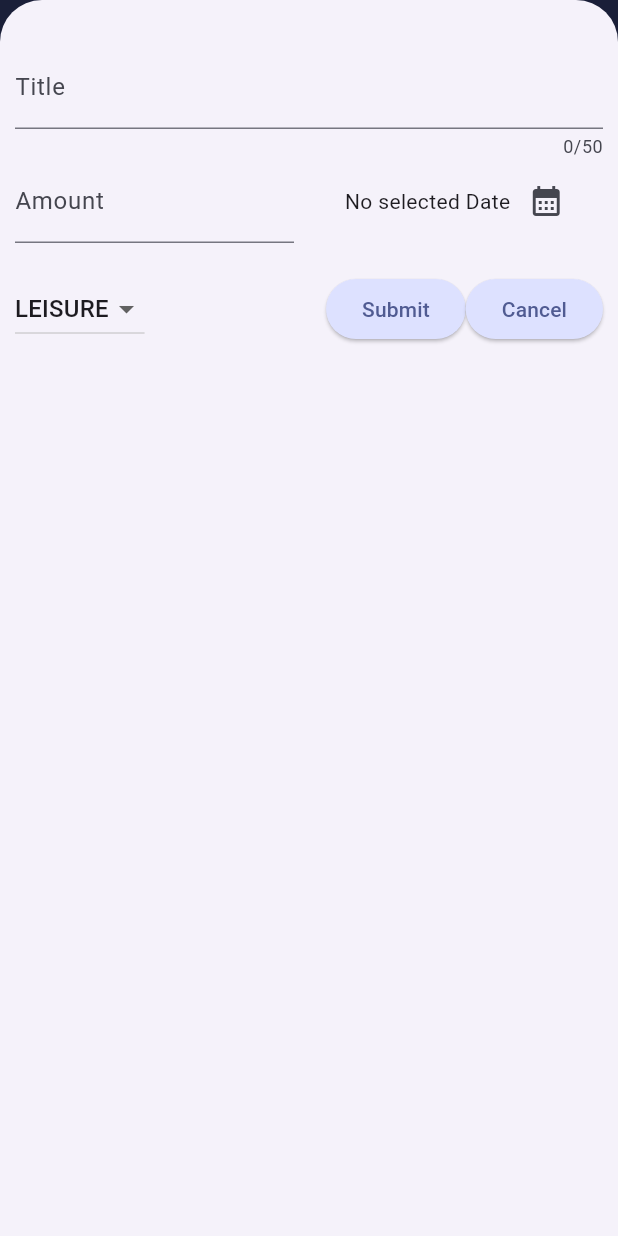
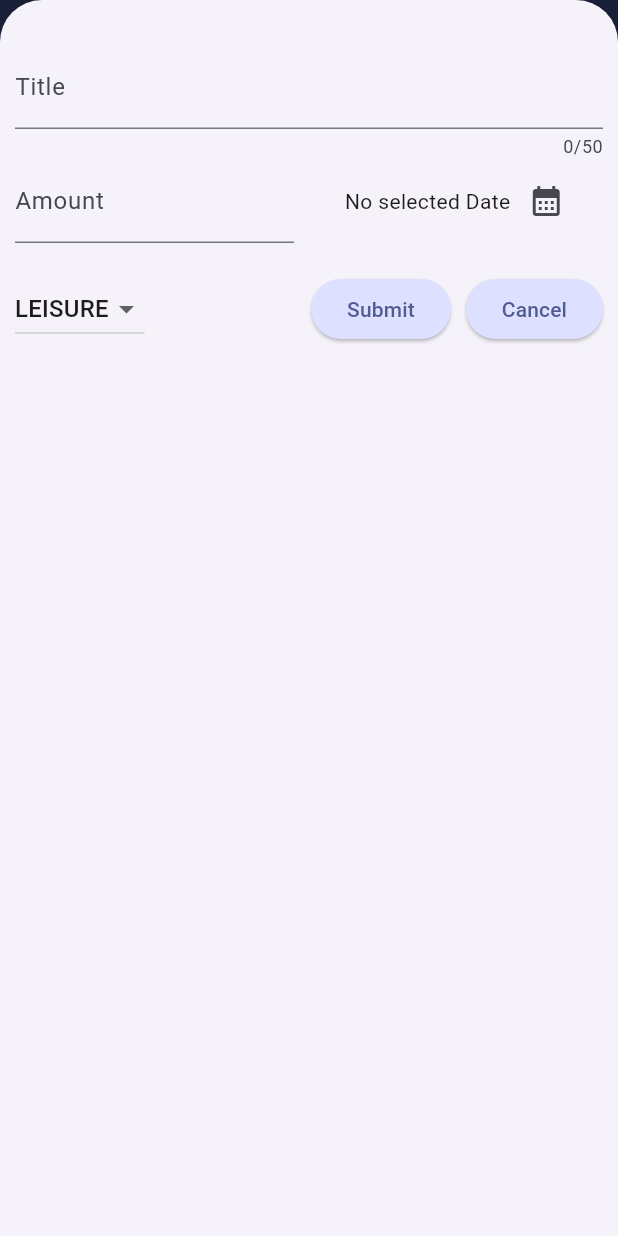
Before and after one commit to shubh-37/expense-tracker, a Flutter app: the screen it shows after launch, after a tap on the "add" icon, on a phone screen of 412 x 824 dp. Run offline on Flutter 3.47's test engine with Material 3 defaults, Android fonts, the phone set to English and light mode, and no system bars.

Commit message:
added spacing between buttons

```diff
--- a/lib/widgets/create_new_expense.dart
+++ b/lib/widgets/create_new_expense.dart
@@ -132,6 +132,9 @@ class _CreateNewState extends State<CreateNewExpense> {
                     Navigator.pop(context);
                   },
                   child: const Text('Submit')),
+              const SizedBox(
+                width: 10,
+              ),
               ElevatedButton(
                   onPressed: () {
                     Navigator.pop(context);
```
